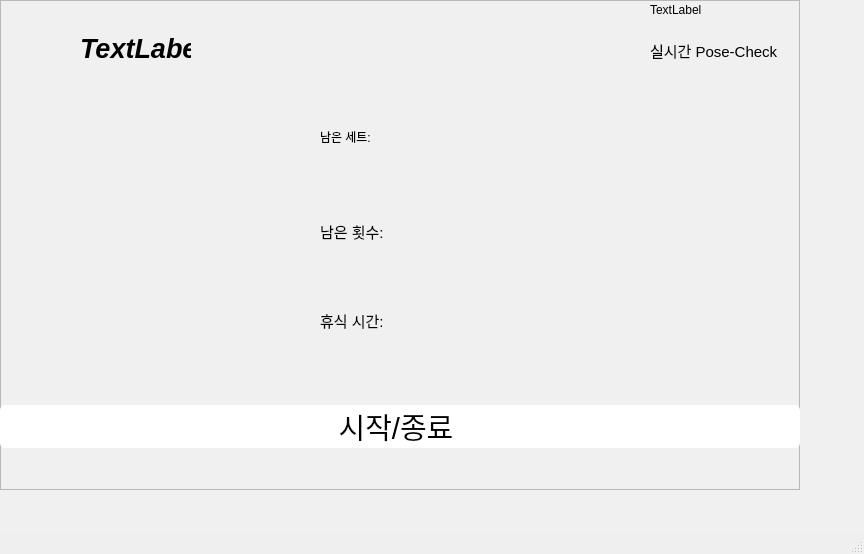
Above: ESE_2022_Robot/GUI_DB/userui.ui from SagongUihun/ESE_2022_MutualHelp before the change. Below: the same form after it.
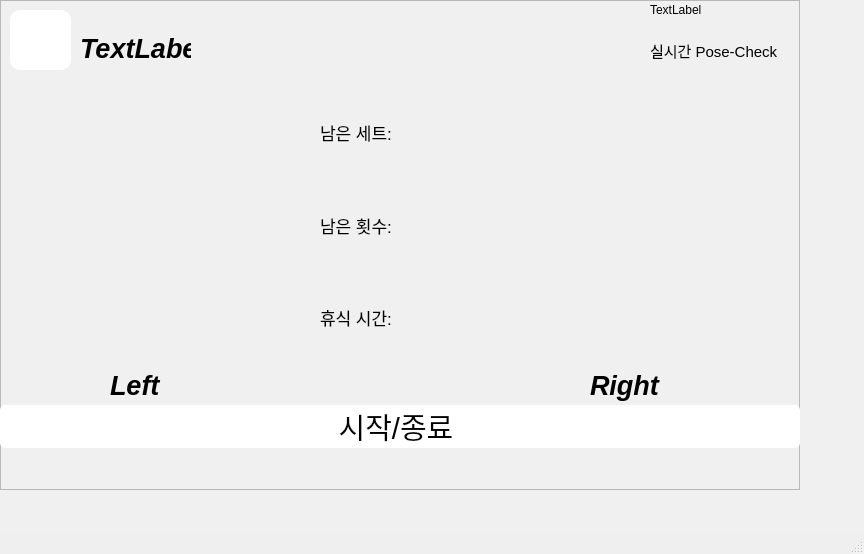
That is the form after the change. The open tabs and pages were chosen to show the change. Icons and pictures are not drawn.

What changed in the file:
```diff
--- a/ESE_2022_Robot/GUI_DB/userui.ui
+++ b/ESE_2022_Robot/GUI_DB/userui.ui
@@ -30,7 +30,7 @@
 }
 
 #lefttry_2,#label_7,#leftset_2,#resttime_2{
-	color: orange;
+	color: #4641D9;
 }
 
 #start_1,#seerecord_1,#calibration_1,#finsave_6{
@@ -57,7 +57,7 @@
 
 #gotohome_2,#gotohome_3,#gotohome_4,#gotohome_5,#goto3_5{
 	color: black;
-	background-color: None;
+	background-color: white;
 	border-radius: 10px;
 }
 
@@ -1501,6 +1501,11 @@
           <layout class="QHBoxLayout" name="horizontalLayout_9">
            <item>
             <widget class="QLabel" name="label_20">
+             <property name="font">
+              <font>
+               <pointsize>13</pointsize>
+              </font>
+             </property>
              <property name="text">
               <string>남은 세트:</string>
              </property>
@@ -1510,7 +1515,7 @@
             <widget class="QLabel" name="leftset_2">
              <property name="font">
               <font>
-               <pointsize>50</pointsize>
+               <pointsize>40</pointsize>
                <weight>75</weight>
                <bold>true</bold>
               </font>
@@ -1542,7 +1547,7 @@
             <widget class="QLabel" name="label_89">
              <property name="font">
               <font>
-               <pointsize>11</pointsize>
+               <pointsize>13</pointsize>
                <weight>50</weight>
                <bold>false</bold>
               </font>
@@ -1582,7 +1587,7 @@
             <widget class="QLabel" name="label_12">
              <property name="font">
               <font>
-               <pointsize>11</pointsize>
+               <pointsize>13</pointsize>
               </font>
              </property>
              <property name="text">
@@ -1644,6 +1649,48 @@
        </property>
        <layout class="QVBoxLayout" name="forgraph_2"/>
       </widget>
+      <widget class="QLabel" name="label_14">
+       <property name="geometry">
+        <rect>
+         <x>590</x>
+         <y>370</y>
+         <width>231</width>
+         <height>31</height>
+        </rect>
+       </property>
+       <property name="font">
+        <font>
+         <pointsize>20</pointsize>
+         <weight>75</weight>
+         <italic>true</italic>
+         <bold>true</bold>
+        </font>
+       </property>
+       <property name="text">
+        <string>Right</string>
+       </property>
+      </widget>
+      <widget class="QLabel" name="label_15">
+       <property name="geometry">
+        <rect>
+         <x>110</x>
+         <y>370</y>
+         <width>231</width>
+         <height>31</height>
+        </rect>
+       </property>
+       <property name="font">
+        <font>
+         <pointsize>20</pointsize>
+         <weight>75</weight>
+         <italic>true</italic>
+         <bold>true</bold>
+        </font>
+       </property>
+       <property name="text">
+        <string>Left</string>
+       </property>
+      </widget>
      </widget>
     </widget>
     <widget class="QWidget" name="page_3">
```
Left out of the diff: 107 changed lines with no effect on the pictures.
